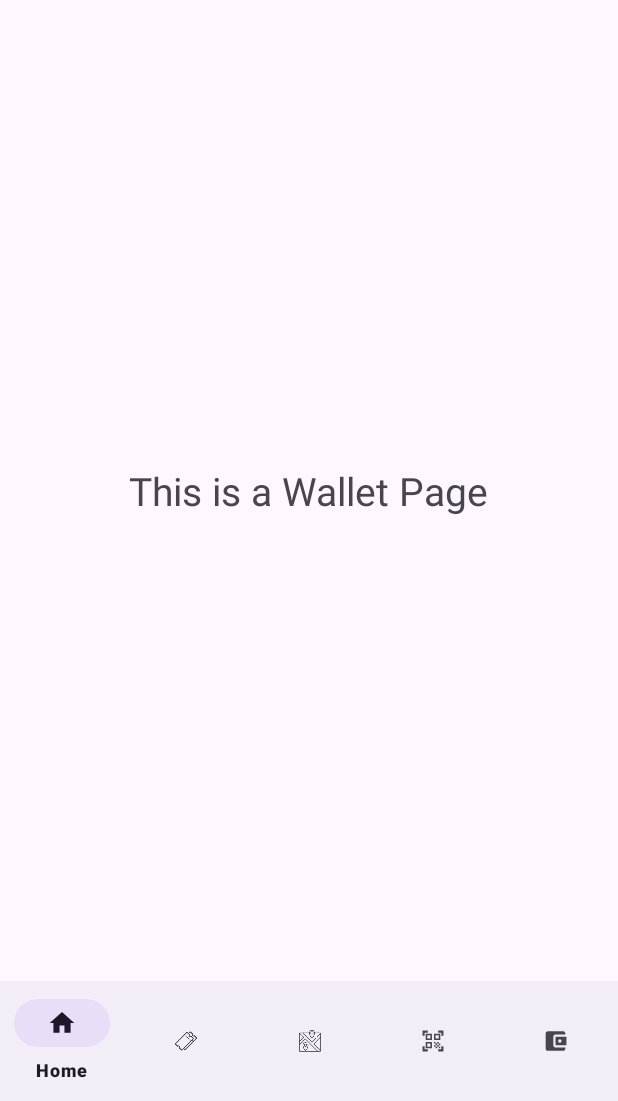
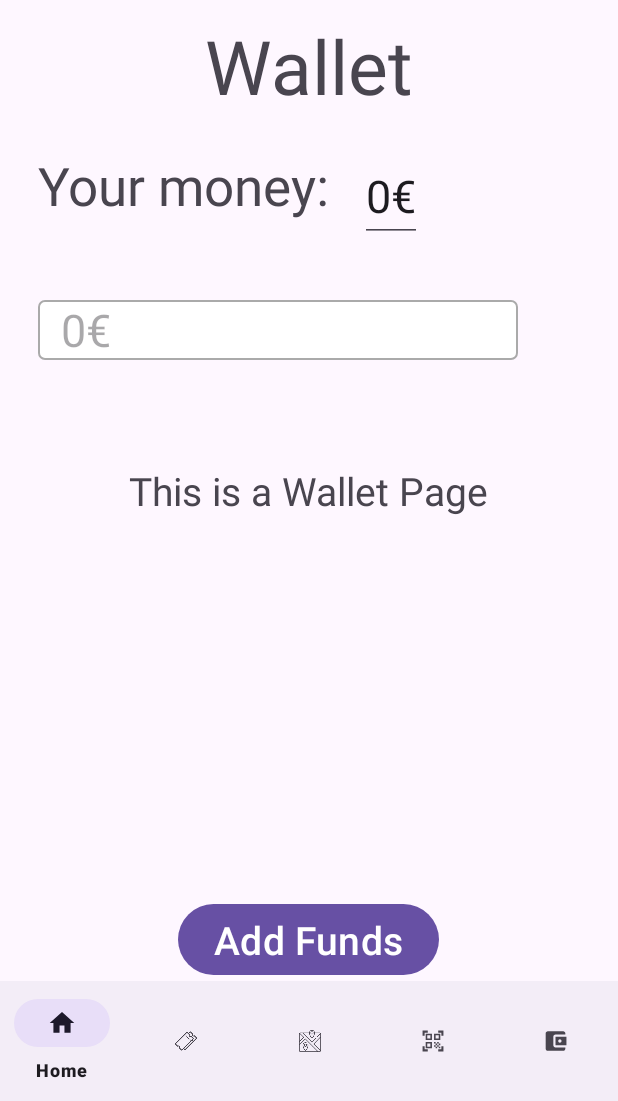
Before and after one commit to TiagoAlb12/BusIn_IHC, an Android app: the fragment WalletFragment placed in its activity, on a phone screen of 412 x 824 dp, the part 135-1236 px from its top. Run offline under Robolectric (Android 15) with nearby library versions, the phone set to English and light mode, and no system bars.

Commit message:
inicio da wallet com o valor e o botao funcionais.

```diff
--- a/App/app/src/main/java/com/example/app/MainActivity.kt
+++ b/App/app/src/main/java/com/example/app/MainActivity.kt
@@ -22,7 +22,7 @@ import java.text.SimpleDateFormat
 
 class MainActivity : AppCompatActivity() {
 
-    private lateinit var binding : ActivityMainWithoutLoginBinding
+    private lateinit var binding: ActivityMainWithoutLoginBinding
     private lateinit var toolbar: Toolbar
 
     override fun onCreate(savedInstanceState: Bundle?) {
@@ -33,7 +33,7 @@ class MainActivity : AppCompatActivity() {
 
         binding.bottomNavigationView.setOnItemSelectedListener {
 
-            when(it.itemId){
+            when (it.itemId) {
 
                 R.id.home -> replaceFragment(HomeFragment())
                 R.id.ticket -> replaceFragment(TicketFragment())
@@ -41,8 +41,7 @@ class MainActivity : AppCompatActivity() {
                 R.id.qrcode -> replaceFragment(QrcodeFragment())
                 R.id.wallet -> replaceFragment(WalletFragment())
 
-                else ->{
-
+                else -> {
 
 
                 }
@@ -60,11 +59,11 @@ class MainActivity : AppCompatActivity() {
 
     }
 
-    private fun replaceFragment(fragment : Fragment){
+    private fun replaceFragment(fragment: Fragment) {
 
         val fragmentManager = supportFragmentManager
         val fragmentTransaction = fragmentManager.beginTransaction()
-        fragmentTransaction.replace(R.id.frame_layout,fragment)
+        fragmentTransaction.replace(R.id.frame_layout, fragment)
         fragmentTransaction.commit()
 
 
@@ -84,10 +83,12 @@ class MainActivity : AppCompatActivity() {
                 val sdf = SimpleDateFormat("dd/MM/yyyy", Locale.getDefault())
                 val currentDate = sdf.format(Date())
                 if (selectedDate >= currentDate &&
-                    (textbox.id == R.id.returnBox || selectedDate >= (findViewById<EditText>(R.id.departureBox).text.toString()))) {
+                    (textbox.id == R.id.returnBox || selectedDate >= (findViewById<EditText>(R.id.departureBox).text.toString()))
+                ) {
                     textbox.setText(selectedDate)
                 } else {
-                    Toast.makeText(textbox.context, "Escolha uma data válida", Toast.LENGTH_SHORT).show()
+                    Toast.makeText(textbox.context, "Escolha uma data válida", Toast.LENGTH_SHORT)
+                        .show()
                 }
             },
             year,
@@ -132,5 +133,17 @@ class MainActivity : AppCompatActivity() {
         returnBox.setText("")
     }
 
+    fun adicionarDinheiro(view: View) {
+        val walletBox = findViewById<EditText>(R.id.walletBox)
+        val moneyToAdd = findViewById<EditText>(R.id.moneyInputBox)
+        val walletValue = walletBox.text.toString().replace("€", "").toDoubleOrNull()
+        val strMoney = moneyToAdd.text.toString().toDoubleOrNull()
+
+        if (walletValue != null && strMoney != null) {
+            val newWalletValue = walletValue + strMoney
+            val newWalletValueStr = String.format("%.2f€", newWalletValue)
+            walletBox.setText(newWalletValueStr)
+        }
+    }
 
 }
--- a/App/app/src/main/java/com/example/app/wallet/WalletFragment.kt
+++ b/App/app/src/main/java/com/example/app/wallet/WalletFragment.kt
@@ -1,11 +1,13 @@
 package com.example.app.wallet
 
+import android.content.Context.MODE_PRIVATE
 import androidx.fragment.app.viewModels
 import android.os.Bundle
 import androidx.fragment.app.Fragment
 import android.view.LayoutInflater
 import android.view.View
 import android.view.ViewGroup
+import android.widget.EditText
 import com.example.app.R
 
 class WalletFragment : Fragment() {
@@ -28,4 +30,26 @@ class WalletFragment : Fragment() {
     ): View {
         return inflater.inflate(R.layout.fragment_wallet, container, false)
     }
+
+    override fun onPause() {
+        super.onPause()
+        val walletBox = view?.findViewById<EditText>(R.id.walletBox)
+        val walletValue = walletBox?.text.toString()
+        val sharedPreferences = activity?.getSharedPreferences("MySharedPref", MODE_PRIVATE)
+        val editor = sharedPreferences?.edit()
+        if (walletValue.isNotEmpty()) {
+            editor?.putString("walletValue", walletValue)
+            editor?.apply()
+        }
+    }
+
+    override fun onResume() {
+        super.onResume()
+        val walletBox = view?.findViewById<EditText>(R.id.walletBox)
+        val sharedPreferences = activity?.getSharedPreferences("MySharedPref", MODE_PRIVATE)
+        val savedWalletValue = sharedPreferences?.getString("walletValue", "")
+        if (!savedWalletValue.isNullOrEmpty()) {
+            walletBox?.setText(savedWalletValue)
+        }
+    }
 }
--- a/App/app/src/main/res/layout/fragment_wallet.xml
+++ b/App/app/src/main/res/layout/fragment_wallet.xml
@@ -8,8 +8,55 @@
     <TextView
         android:layout_width="wrap_content"
         android:layout_height="wrap_content"
+        android:layout_marginTop="10dp"
+        android:layout_gravity="center|top"
         android:text="@string/wallet"
+        android:textSize="50sp" />
+
+    <EditText
+        android:id="@+id/walletBox"
+        android:layout_width="wrap_content"
+        android:layout_height="wrap_content"
+        android:layout_marginTop="100dp"
+        android:layout_marginLeft="240sp"
+        android:text="@string/quantity_placeholder"
+        android:textSize="30sp"
+        android:inputType="none"
+        android:focusable="false"/>
+
+    <TextView
+        android:layout_width="wrap_content"
+        android:layout_height="wrap_content"
+        android:layout_marginTop="100dp"
+        android:layout_marginLeft="25sp"
+        android:text="@string/wallet_text"
+        android:textSize="35sp" />
+
+    <EditText
+        android:id="@+id/moneyInputBox"
+        android:layout_width="320dp"
+        android:layout_height="40dp"
+        android:inputType="numberDecimal"
+        android:hint="@string/quantity_placeholder"
+        android:textSize="30sp"
+        android:background="@drawable/textbox_border"
+        android:layout_marginTop="200dp"
+        android:layout_marginLeft="25dp"
+        android:paddingStart="15dp"/>
+
+    <TextView
+        android:layout_width="wrap_content"
+        android:layout_height="wrap_content"
+        android:text="@string/wallet_placeholder"
         android:textSize="26sp"
         android:layout_gravity="center"/>
 
+    <Button
+        android:layout_width="wrap_content"
+        android:layout_height="wrap_content"
+        android:text="@string/pay_button"
+        android:textSize="26sp"
+        android:layout_gravity="center|bottom"
+        android:onClick="adicionarDinheiro"/>
+
 </FrameLayout>
--- a/App/app/src/main/res/values/strings.xml
+++ b/App/app/src/main/res/values/strings.xml
@@ -9,7 +9,7 @@
     <string name="ticket">This is a Ticket Page</string>
     <string name="map">This is a Map Page</string>
     <string name="qrcode">This is a Qrcode Page</string>
-    <string name="wallet">This is a Wallet Page</string>
+    <string name="wallet_placeholder">This is a Wallet Page</string>
     <string name="bus_description">Bus_Logo</string>
     <string name="person_without_description">Person_Without_Logo</string>
     <string name="busIn_text">BusIn</string>
@@ -25,4 +25,8 @@
     <string name="minimessage_text">Only see schedules without login</string>
     <string name="view_schedules">View Schedules</string>
     <string name="clear_button">Clear all info</string>
+    <string name="wallet_text">Your money: </string>
+    <string name="wallet">Wallet</string>
+    <string name="pay_button">Add Funds</string>
+    <string name="quantity_placeholder">0€</string>
 </resources>
```
